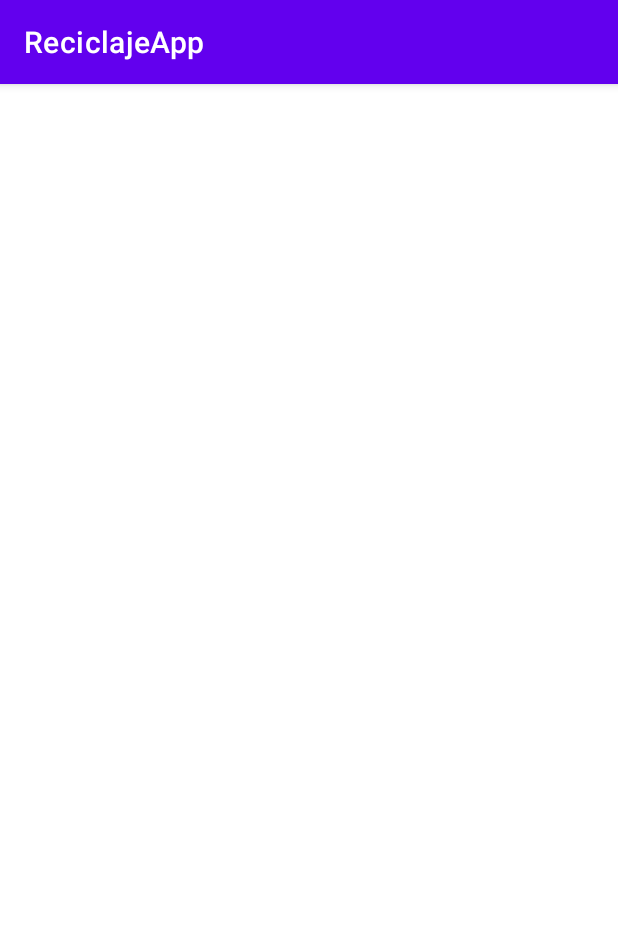
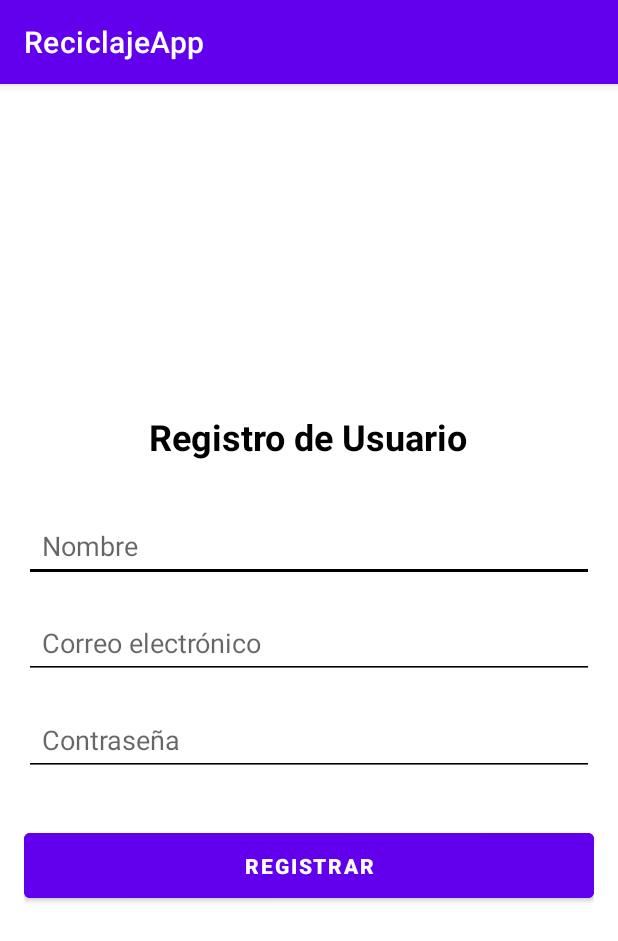
Before and after one commit to app-ventas/ReciclajeApp, an Android app: the screen it shows after launch (NewUserActivity before the commit, RegistrarUsuario after it), after a tap on "CREAR USUARIO", on a phone screen of 412 x 824 dp. Shown: the top 941 px of the screen. Run offline under Robolectric (Android 15) with nearby library versions, the phone set to English and light mode, and no system bars; our stand-ins replace Firebase (no records; nobody signed in at launch, a user with empty details on screens opened directly); 1 other tap on this screen came first.

Commit message:
Integracion Firebase Authentication
Adicion de librerias de Firebase
Desarrollo logica de inicio de sesion y cierre de sesion

```diff
--- /dev/null
+++ b/app/src/main/java/com/kotlin/mobile/reciclajeapp/ui/RegistrarUsuario.kt
@@ -0,0 +1,65 @@
+package com.kotlin.mobile.reciclajeapp.ui
+
+import android.content.Intent
+import android.os.Bundle
+import android.widget.Button
+import android.widget.EditText
+import android.widget.Toast
+import androidx.appcompat.app.AppCompatActivity
+import com.google.firebase.auth.FirebaseAuth
+import com.google.firebase.auth.ktx.auth
+import com.google.firebase.ktx.Firebase
+import com.kotlin.mobile.reciclajeapp.LoginActivity
+import com.kotlin.mobile.reciclajeapp.R
+
+class RegistrarUsuario : AppCompatActivity() {
+
+    private lateinit var auth: FirebaseAuth
+
+    override fun onCreate(savedInstanceState: Bundle?) {
+        super.onCreate(savedInstanceState)
+        setContentView(R.layout.activity_registrar_usuario)
+
+        // Initialize Firebase Auth
+        auth = Firebase.auth
+
+        // Obtener las vistas del layout
+        val nameEditText = findViewById<EditText>(R.id.et_name)
+        val emailEditText = findViewById<EditText>(R.id.et_email)
+        val passwordEditText = findViewById<EditText>(R.id.et_password)
+        val registerButton = findViewById<Button>(R.id.btn_register)
+
+        // Acción del botón de registro
+        registerButton.setOnClickListener {
+            val name = nameEditText.text.toString()
+            val email = emailEditText.text.toString()
+            val password = passwordEditText.text.toString()
+
+            // Validar los campos y mostrar un mensaje (esto puede ser personalizado)
+            if (name.isEmpty() || email.isEmpty() || password.isEmpty()) {
+                Toast.makeText(this, "Todos los campos son obligatorios", Toast.LENGTH_SHORT).show()
+            } else {
+                // Lógica para registrar al usuario
+                registrarUsuarioFirebase(name,password, email);
+            }
+        }
+    }
+
+    private fun registrarUsuarioFirebase(name: String, password: String, email: String) {
+        auth.createUserWithEmailAndPassword(email, password)
+            .addOnCompleteListener(this) { task ->
+                if (task.isSuccessful) {
+                    Toast.makeText(this, "Registro exitoso", Toast.LENGTH_SHORT).show()
+                    val user = auth.currentUser
+                    // Si el login es exitoso, ir a la siguiente actividad
+                    val intent = Intent(this@RegistrarUsuario, LoginActivity::class.java)
+                    startActivity(intent)
+                    finish() // Opcional: Finaliza la actividad actual para que no se pueda volver con el botón de retroceso
+
+                } else {
+                    // If sign in fails, display a message to the user.
+                    Toast.makeText(baseContext,"Authentication failed.",Toast.LENGTH_SHORT,).show()
+                }
+            }
+    }
+}
--- /dev/null
+++ b/app/src/main/res/layout/activity_registrar_usuario.xml
@@ -0,0 +1,71 @@
+<?xml version="1.0" encoding="utf-8"?>
+<LinearLayout
+    xmlns:android="http://schemas.android.com/apk/res/android"
+    android:layout_width="match_parent"
+    android:layout_height="match_parent"
+    android:padding="16dp"
+    android:orientation="vertical"
+    android:gravity="center">
+
+    <!-- Título de la página -->
+    <TextView
+        android:id="@+id/tv_register"
+        android:layout_width="wrap_content"
+        android:layout_height="wrap_content"
+        android:text="Registro de Usuario"
+        android:textSize="24sp"
+        android:textStyle="bold"
+        android:layout_marginBottom="32dp"
+        android:textColor="@color/black" />
+
+    <!-- Campo para el nombre del usuario -->
+    <EditText
+        android:id="@+id/et_name"
+        android:layout_width="match_parent"
+        android:layout_height="wrap_content"
+        android:hint="Nombre"
+        android:inputType="textPersonName"
+        android:padding="12dp"
+        android:backgroundTint="@color/black"
+        android:layout_marginBottom="16dp"
+        android:importantForAccessibility="yes"
+        android:focusable="true" />
+
+    <!-- Campo para el email -->
+    <EditText
+        android:id="@+id/et_email"
+        android:layout_width="match_parent"
+        android:layout_height="wrap_content"
+        android:hint="Correo electrónico"
+        android:inputType="textEmailAddress"
+        android:padding="12dp"
+        android:backgroundTint="@color/black"
+        android:layout_marginBottom="16dp"
+        android:importantForAccessibility="yes"
+        android:focusable="true" />
+
+    <!-- Campo para la contraseña -->
+    <EditText
+        android:id="@+id/et_password"
+        android:layout_width="match_parent"
+        android:layout_height="wrap_content"
+        android:hint="Contraseña"
+        android:inputType="textPassword"
+        android:padding="12dp"
+        android:backgroundTint="@color/black"
+        android:layout_marginBottom="32dp"
+        android:importantForAccessibility="yes"
+        android:focusable="true" />
+
+    <!-- Botón de registro -->
+    <Button
+        android:id="@+id/btn_register"
+        android:layout_width="match_parent"
+        android:layout_height="wrap_content"
+        android:text="Registrar"
+        android:padding="12dp"
+        android:backgroundTint="@color/purple_500"
+        android:textColor="@android:color/white"
+        android:textStyle="bold"
+        android:onClick="onRegisterClick" />
+</LinearLayout>
--- a/app/src/main/res/menu/activity_main_drawer.xml
+++ b/app/src/main/res/menu/activity_main_drawer.xml
@@ -16,5 +16,9 @@
             android:id="@+id/nav_slideshow"
             android:icon="@drawable/ic_menu_slideshow"
             android:title="@string/menu_slideshow" />
+        <item
+            android:id="@+id/nav_cerrar_sesion"
+            android:icon="@drawable/cerrar_sesion"
+            android:title="@string/cerrar_sesion" />
     </group>
 </menu>
--- a/app/src/main/res/values/colors.xml
+++ b/app/src/main/res/values/colors.xml
@@ -7,6 +7,7 @@
     <color name="teal_700">#FF018786</color>
     <color name="black">#FF000000</color>
     <color name="white">#FFFFFFFF</color>
+    <color name="error_red">#D81B60</color>
     <color name="colorPrimary">#008577</color>
     <color name="colorPrimaryDark">#00574B</color>
     <color name="colorAccent">#D81B60</color>
--- a/app/src/main/res/values/strings.xml
+++ b/app/src/main/res/values/strings.xml
@@ -10,5 +10,6 @@
     <string name="menu_home">Home</string>
     <string name="menu_gallery">Gallery</string>
     <string name="menu_slideshow">Slideshow</string>
+    <string name="cerrar_sesion">Cerrar Sesión</string>
     <string name="crear_usuario"><u>crear usuario</u></string>
 </resources>
--- a/settings.gradle.kts
+++ b/settings.gradle.kts
@@ -6,7 +6,7 @@ pluginManagement {
     }
 }
 dependencyResolutionManagement {
-    repositoriesMode.set(RepositoriesMode.FAIL_ON_PROJECT_REPOS)
+    repositoriesMode.set(RepositoriesMode.PREFER_SETTINGS)
     repositories {
         google()
         mavenCentral()
```
Also changed, not shown: app/build.gradle.kts (+8 -0 lines), app/src/main/AndroidManifest.xml (+4 -5 lines), app/src/main/java/com/kotlin/mobile/reciclajeapp/LoginActivity.kt (+43 -20 lines), app/src/main/java/com/kotlin/mobile/reciclajeapp/MainActivity.kt (+37 -0 lines), app/src/main/res/layout/activity_login.xml (+22 -12 lines), build.gradle.kts (+6 -1 lines), app/src/main/res/drawable/cerrar_sesion.png (added), 1 other file.
